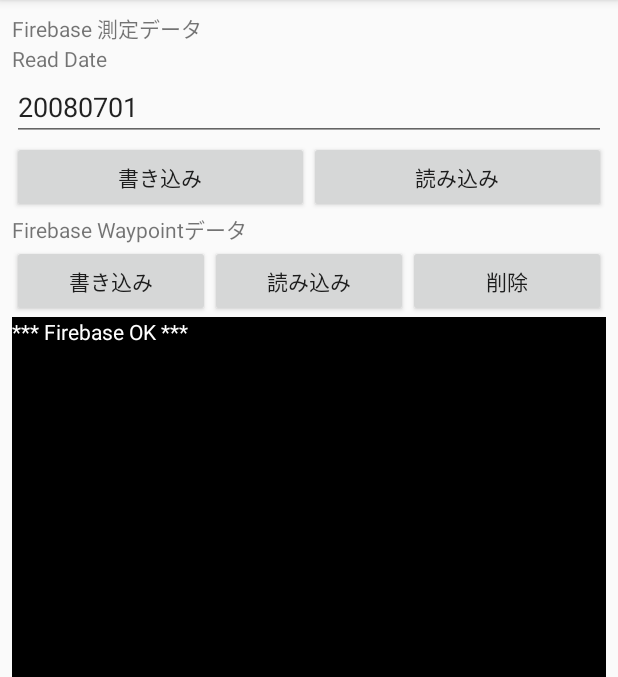
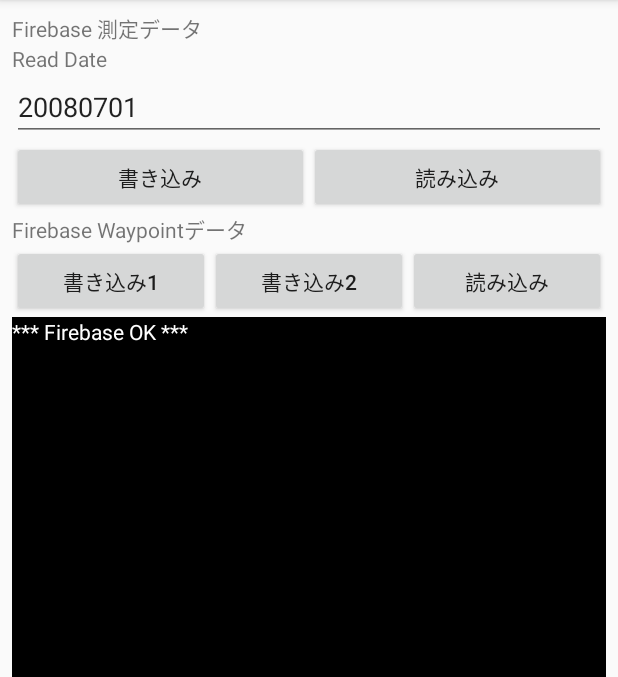
Before and after one commit to IoTken/acacia-android, an Android app: the DebugActivity screen opened directly, with no data from a screen before it, on a phone screen of 412 x 824 dp, the part 84-761 px from its top. Run offline under Robolectric (Android 15) with nearby library versions, the phone set to English and light mode, and no system bars; our stand-ins replace Firebase (no records; nobody signed in at launch, a user with empty details on screens opened directly).

```diff
--- a/app/src/main/res/layout/activity_debug.xml
+++ b/app/src/main/res/layout/activity_debug.xml
@@ -78,11 +78,18 @@
             android:orientation="horizontal">
 
             <Button
-                android:id="@+id/button_waypoint_write"
+                android:id="@+id/button_waypoint_write1"
                 android:layout_width="wrap_content"
                 android:layout_height="wrap_content"
                 android:layout_weight="1"
-                android:text="@string/button_write" />
+                android:text="@string/button_write1" />
+
+            <Button
+                android:id="@+id/button_waypoint_write2"
+                android:layout_width="wrap_content"
+                android:layout_height="wrap_content"
+                android:layout_weight="1"
+                android:text="@string/button_write2" />
 
             <Button
                 android:id="@+id/button_waypoint_read"
@@ -90,13 +97,6 @@
                 android:layout_height="wrap_content"
                 android:layout_weight="1"
                 android:text="@string/button_read" />
-
-            <Button
-                android:id="@+id/button_waypoint_remove"
-                android:layout_width="wrap_content"
-                android:layout_height="wrap_content"
-                android:layout_weight="1"
-                android:text="@string/button_remove" />
         </LinearLayout>
 
         <ScrollView
--- a/app/src/main/res/values/strings.xml
+++ b/app/src/main/res/values/strings.xml
@@ -7,8 +7,9 @@
     <string name="hint_read_date">yyyyMMdd</string>
     <string name="text_user_name">UserName</string>
     <string name="button_write">書き込み</string>
+    <string name="button_write1">書き込み1</string>
+    <string name="button_write2">書き込み2</string>
     <string name="button_read">読み込み</string>
-    <string name="button_remove">削除</string>
     <string name="action_main">Main</string>
     <string name="action_debug">Debug</string>
     <string name="action_logout">Logout</string>
```
Also changed, not shown: app/src/main/java/com/acacia/iotken/acacia/entity/WayPoint.java (+6 -2 lines), app/src/main/java/com/acacia/iotken/acacia/model/FirebaseManager.java (+37 -14 lines), app/src/main/java/com/acacia/iotken/acacia/ui/DebugActivity.java (+31 -19 lines).
